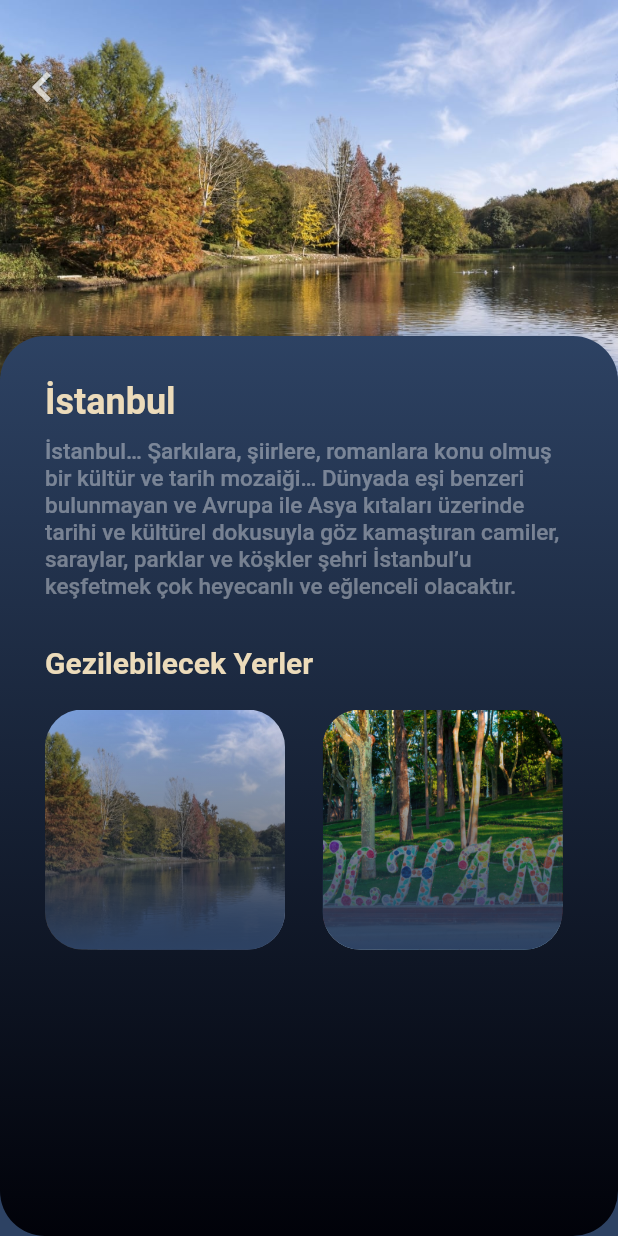
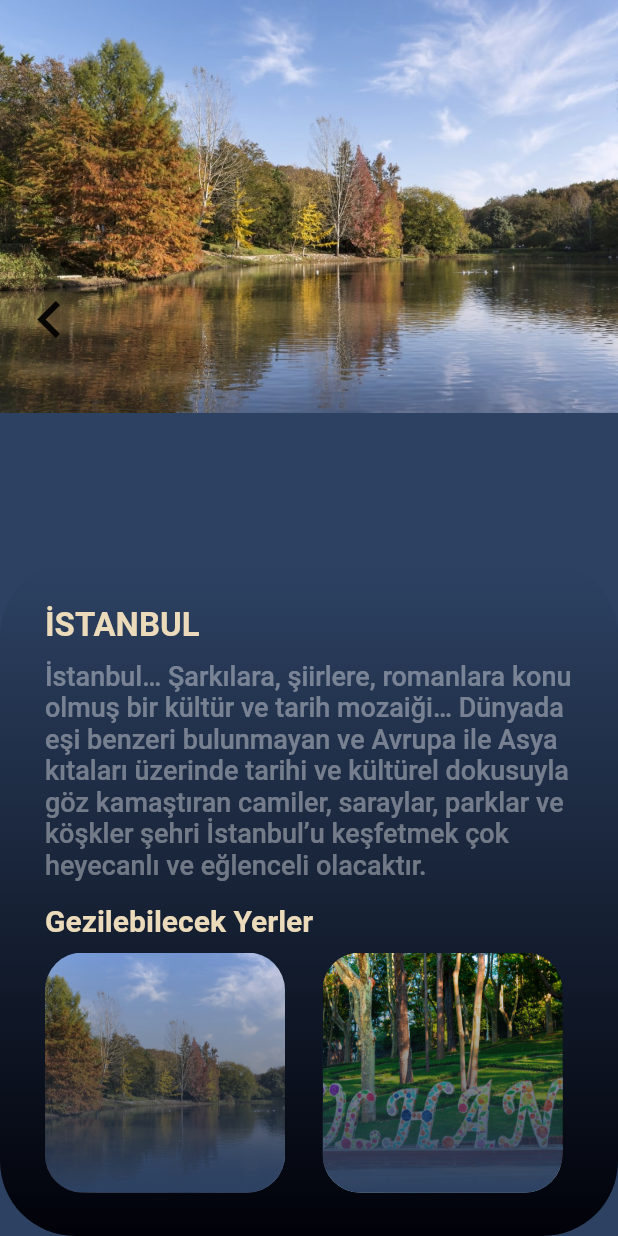
Before and after one commit to aydinerenn/hoi, a Flutter app: the screen it shows after launch, after a tap on "Belgrad Ormanı", on a phone screen of 412 x 824 dp. Run offline on Flutter 3.47's test engine with Material 2 defaults, Android fonts, the phone set to English and light mode, and no system bars.

Commit message:
arayüz düzetlme

```diff
--- a/lib/destinationDetail.dart
+++ b/lib/destinationDetail.dart
@@ -56,7 +56,7 @@ class DestinationPage extends StatelessWidget {
           body: ListView(
         children: [
           Container(
-            padding: EdgeInsets.only(top: 30),
+            padding: EdgeInsets.only(top: 180),
             height: MediaQuery.of(context).size.height,
             width: MediaQuery.of(context).size.width,
             decoration: BoxDecoration(
@@ -77,19 +77,19 @@ class DestinationPage extends StatelessWidget {
                       onPressed: () => {Navigator.pop(context)},
                       icon: Icon(
                         Icons.chevron_left,
-                        color: Colors.white70,
-                        size: 40,
+                        color: Color.fromARGB(237, 0, 0, 0),
+                        size: 50,
                       ),
                     ),
                   ],
                 ),
                 Container(
                   // height: MediaQuery.of(context).size.height - 350,
-                  height: animation.barHeight.value,
+                  height: 450,
                   width: MediaQuery.of(context).size.width,
                   padding: EdgeInsets.only(top: 30, left: 30, right: 30),
                   decoration: BoxDecoration(
-                    borderRadius: BorderRadius.circular(30),
+                    borderRadius: BorderRadius.circular(50),
                     gradient: LinearGradient(
                       begin: Alignment.topCenter,
                       end: Alignment.bottomCenter,
@@ -104,15 +104,15 @@ class DestinationPage extends StatelessWidget {
                       Column(
                         crossAxisAlignment: CrossAxisAlignment.start,
                         children: [
-                          PrimaryText(text: 'İstanbul', size: 24),
+                          PrimaryText(text: 'İSTANBUL', size: 22),
                           SizedBox(height: 10),
                           PrimaryText(
                               text:
                                   'İstanbul… Şarkılara, şiirlere, romanlara konu olmuş bir kültür ve tarih mozaiği… Dünyada eşi benzeri bulunmayan ve Avrupa ile Asya kıtaları üzerinde tarihi ve kültürel dokusuyla göz kamaştıran camiler, saraylar, parklar ve köşkler şehri İstanbul’u keşfetmek çok heyecanlı ve eğlenceli olacaktır.',
-                              size: 15,
+                              size: 18,
                               fontWeight: FontWeight.w500,
                               color: Colors.white38),
-                          SizedBox(height: 30),
+                          SizedBox(height: 15),
                           Row(
                             mainAxisAlignment: MainAxisAlignment.spaceBetween,
                             children: [
@@ -123,9 +123,9 @@ class DestinationPage extends StatelessWidget {
                               ),
                             ],
                           ),
-                          SizedBox(height: 20),
+                          SizedBox(height: 10),
                           SizedBox(
-                            height: 160,
+                            height: 180,
                             child: ListView(
                               scrollDirection: Axis.horizontal,
                               children: [
--- a/lib/home.dart
+++ b/lib/home.dart
@@ -38,7 +38,7 @@ class Home extends StatelessWidget {
             SizedBox(height: 30),
             Padding(
               padding: const EdgeInsets.only(
-                  top: 20, left: 25, right: 25, bottom: 30),
+                  top: 20, left: 25, right: 25, bottom: 40),
               child: Row(
                 mainAxisAlignment: MainAxisAlignment.spaceBetween,
                 children: [
@@ -87,7 +87,7 @@ class Home extends StatelessWidget {
               margin: EdgeInsets.only(right: 25),
               padding: EdgeInsets.only(bottom: 20),
               decoration: BoxDecoration(
-                borderRadius: BorderRadius.circular(25),
+                borderRadius: BorderRadius.circular(35),
                 image: DecorationImage(
                   image: AssetImage(imagePath),
                   fit: BoxFit.fill,
@@ -99,10 +99,10 @@ class Home extends StatelessWidget {
             top: 0,
             left: 0,
             child: Container(
-              height: 200,
-              width: 200,
+              height: 400,
+              width: 400,
               decoration: BoxDecoration(
-                borderRadius: BorderRadius.circular(25),
+                borderRadius: BorderRadius.circular(35),
                 gradient: LinearGradient(
                     begin: Alignment.bottomCenter,
                     end: Alignment.topCenter,
@@ -118,7 +118,7 @@ class Home extends StatelessWidget {
               mainAxisAlignment: MainAxisAlignment.end,
               children: [
                 PrimaryText(
-                    text: placeName, size: 15, fontWeight: FontWeight.w800),
+                    text: placeName, size: 20, fontWeight: FontWeight.w800),
                 SizedBox(height: 4),
               ],
             ),
@@ -143,7 +143,7 @@ class Home extends StatelessWidget {
             margin: EdgeInsets.only(right: 20),
             width: MediaQuery.of(context).size.width - 60,
             decoration: BoxDecoration(
-              borderRadius: BorderRadius.circular(20),
+              borderRadius: BorderRadius.circular(30),
               image: DecorationImage(
                 image: AssetImage(imagePath),
                 fit: BoxFit.cover,
@@ -156,10 +156,10 @@ class Home extends StatelessWidget {
             child: Opacity(
               opacity: 1.0,
               child: Container(
-                height: 200,
+                height: 400,
                 width: MediaQuery.of(context).size.width - 60,
                 decoration: BoxDecoration(
-                  borderRadius: BorderRadius.circular(20),
+                  borderRadius: BorderRadius.circular(30),
                   gradient: LinearGradient(
                     begin: Alignment.bottomCenter,
                     end: Alignment.topCenter,
@@ -176,7 +176,7 @@ class Home extends StatelessWidget {
 
   Padding customAppBar() {
     return Padding(
-      padding: const EdgeInsets.only(top: 20, left: 25, right: 25, bottom: 50),
+      padding: const EdgeInsets.only(top: 20, left: 25, right: 25, bottom: 25),
       child: Row(
         mainAxisAlignment: MainAxisAlignment.spaceBetween,
         children: [
```
